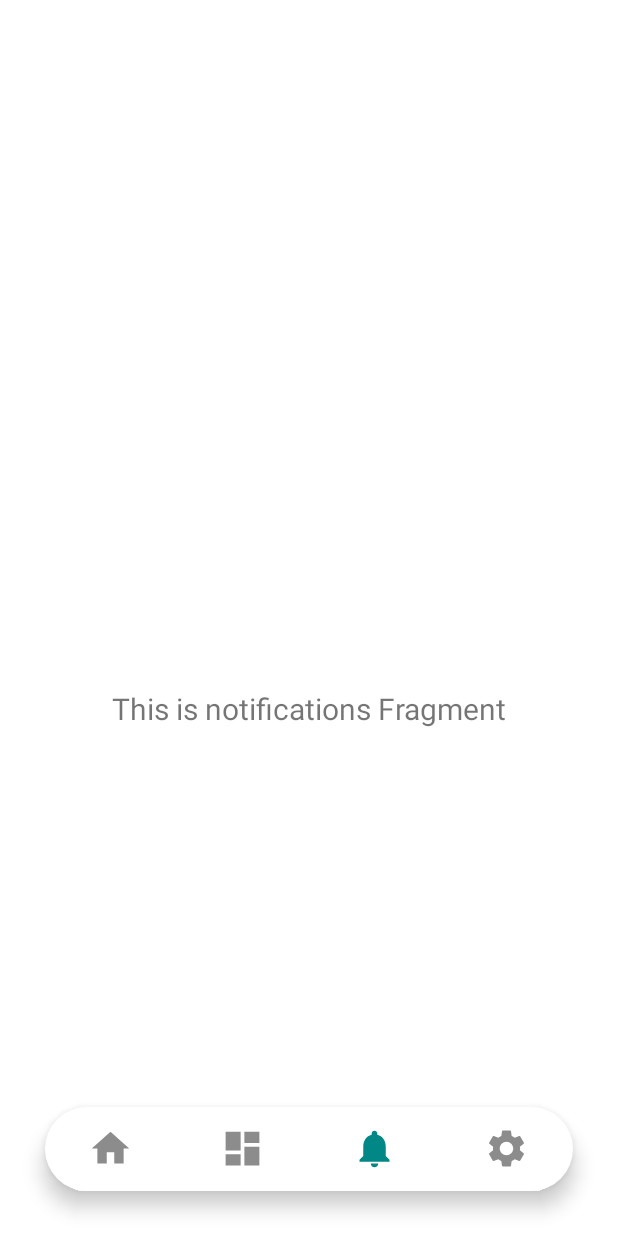
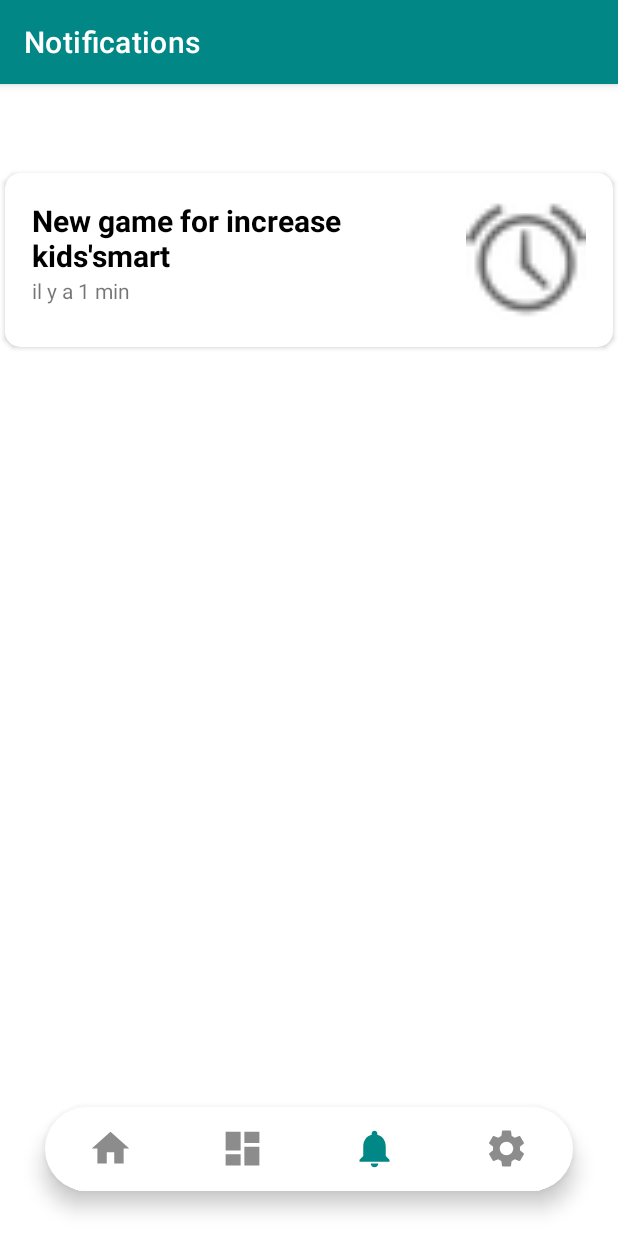
Before and after one commit to D-Ezel/SmartKids, an Android app: the NotificationsFragment screen opened through its navigation route, on a phone screen of 412 x 824 dp. Run offline under Robolectric (Android 15) with nearby library versions, the phone set to English and light mode, and no system bars; our stand-ins replace navigation-ui.

Commit message:
static notification

```diff
--- a/app/src/main/res/layout/fragment_notifications.xml
+++ b/app/src/main/res/layout/fragment_notifications.xml
@@ -1,8 +1,8 @@
-<androidx.constraintlayout.widget.ConstraintLayout xmlns:android="http://schemas.android.com/apk/res/android"
+<RelativeLayout xmlns:android="http://schemas.android.com/apk/res/android"
   xmlns:app="http://schemas.android.com/apk/res-auto"
   xmlns:tools="http://schemas.android.com/tools"
   android:layout_width="match_parent"
-    android:layout_height="match_parent"
+  android:layout_height="wrap_content"
   tools:context="com.smartkid.dd.activity.ui.notifications.NotificationsFragment">
 
       <TextView
@@ -19,4 +19,44 @@
         app:layout_constraintEnd_toEndOf="parent"
         app:layout_constraintStart_toStartOf="parent"
         app:layout_constraintTop_toTopOf="parent" />
-</androidx.constraintlayout.widget.ConstraintLayout>
+
+    <androidx.cardview.widget.CardView
+      android:layout_width="match_parent"
+      android:layout_height="wrap_content"
+      app:contentPadding="6dp"
+      app:cardCornerRadius="10dp"
+      android:layout_margin="3dp">
+
+        <RelativeLayout
+          android:layout_width="match_parent"
+          android:layout_height="wrap_content"
+          android:padding="12dp">
+
+            <ImageView
+              android:id="@+id/imageView2"
+              android:layout_width="80dp"
+              android:layout_height="80dp"
+              android:layout_alignParentEnd="true"
+              android:src="@android:drawable/ic_lock_idle_alarm" />
+
+            <TextView
+              android:id="@+id/id_title_notif_card"
+              android:layout_width="match_parent"
+              android:layout_height="wrap_content"
+              android:text="@string/title_notif_card"
+              android:textSize="20sp"
+              android:textColor="@color/black"
+              android:textStyle="bold"
+              android:layout_marginEnd="110dp"/>
+
+            <TextView
+              android:layout_width="match_parent"
+              android:layout_height="wrap_content"
+              android:text="@string/dt_notif_card"
+              android:layout_below="@id/id_title_notif_card"
+              android:layout_marginEnd="80dp"/>
+
+        </RelativeLayout>
+    </androidx.cardview.widget.CardView>
+
+</RelativeLayout>
--- a/app/src/main/res/values/strings.xml
+++ b/app/src/main/res/values/strings.xml
@@ -16,4 +16,6 @@
     <string name="title_dashboard">Categories</string>
     <string name="title_notifications">Notifications</string>
     <string name="title_settings">Settings</string>
+    <string name="title_notif_card">New game for increase kids\'smart</string>
+    <string name="dt_notif_card">il y a 1 min</string>
 </resources>
--- a/app/src/main/res/values/themes.xml
+++ b/app/src/main/res/values/themes.xml
@@ -2,9 +2,10 @@
     <!-- Base application theme. -->
     <style name="Theme.SmartKid" parent="Theme.MaterialComponents.DayNight.DarkActionBar">
         <!-- Primary brand color. -->
-        <item name="colorPrimary">@color/transparent</item>
+        <item name="colorPrimary">@color/teal_700</item>
         <item name="colorPrimaryVariant">@color/transparent</item>
         <item name="colorOnPrimary">@color/defaultGray</item>
+        <item name="android:textColorPrimary">@color/defaultGray</item>
         <!-- Secondary brand color. -->
         <item name="colorSecondary">@color/teal_200</item>
         <item name="colorSecondaryVariant">@color/teal_700</item>
```
Lines whose indentation alone changed are shown as unchanged.
